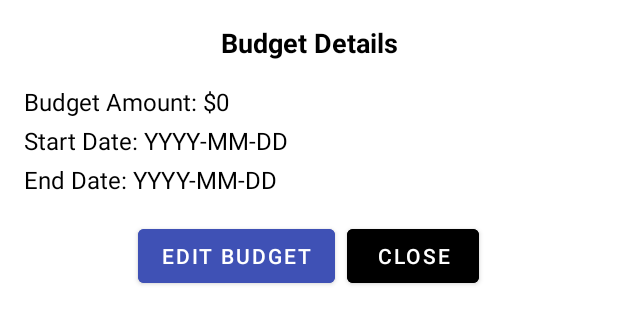
After one commit to madhvesh-WLU/SmartGroceryTracker, an Android app: the layout dialog_budget_details.xml on its own in the app's theme, with its tools: preview values and no code run, on a phone screen of 412 x 824 dp. The commit adds this screen. Shown: the top 324 px of the screen. Run offline under Robolectric (Android 15) with nearby library versions, the phone set to English and light mode, and no system bars; network calls fail.

Commit message:
expenselist integration and ui updated

```diff
--- a/app/src/main/AndroidManifest.xml
+++ b/app/src/main/AndroidManifest.xml
@@ -25,12 +25,14 @@
             android:name=".ui.home.HomeFragment"
             android:exported="true" />
         <activity
+            android:name=".ui.SignUp"
+            android:exported="true" />
+        <activity
             android:name=".ui.Login"
             android:exported="true"
             android:theme="@style/Theme.SmartGroceryTracker.NoActionBar">
             <intent-filter>
                 <action android:name="android.intent.action.MAIN" />
-
                 <category android:name="android.intent.category.LAUNCHER" />
             </intent-filter>
         </activity>
--- a/app/src/main/java/com/example/smartgrocerytracker/Config.java
+++ b/app/src/main/java/com/example/smartgrocerytracker/Config.java
@@ -12,10 +12,13 @@ public class Config {
 
     public static final String ADD_GROCERY_ITEM_URL = BASE_URL + "/grocery-item/create/";
 
+
     public static final String LOGIN_URL = BASE_URL + "/login/";
     public static final String REGISTERATION_URL = BASE_URL + "/users/";
     public static final String USER_FETCH_URL = BASE_URL + "/user/";
 
     public static final String BUDGET_STORE_URL = BASE_URL + "/budget/set";
+    public static final String GET_BUDGET_URL = BASE_URL + "/budget/get/";
+
 
 }
--- /dev/null
+++ b/app/src/main/res/layout/dialog_budget_details.xml
@@ -0,0 +1,79 @@
+<?xml version="1.0" encoding="utf-8"?>
+<LinearLayout
+    xmlns:android="http://schemas.android.com/apk/res/android"
+    android:layout_width="match_parent"
+    android:layout_height="wrap_content"
+    android:orientation="vertical"
+    android:padding="16dp">
+
+    <!-- Budget Details Header -->
+    <TextView
+        android:id="@+id/textViewHeader"
+        android:layout_width="match_parent"
+        android:layout_height="wrap_content"
+        android:text="Budget Details"
+        android:textSize="18sp"
+        android:textStyle="bold"
+        android:gravity="center"
+        android:paddingBottom="8dp"
+        android:textColor="@color/black" />
+
+    <!-- Display Budget Amount -->
+    <TextView
+        android:id="@+id/textViewBudgetAmount"
+        android:layout_width="match_parent"
+        android:layout_height="wrap_content"
+        android:text="Budget Amount: $0"
+        android:textSize="16sp"
+        android:paddingTop="8dp"
+        android:paddingBottom="4dp"
+        android:textColor="@color/black" />
+
+    <!-- Display Start Date -->
+    <TextView
+        android:id="@+id/textViewStartDate"
+        android:layout_width="match_parent"
+        android:layout_height="wrap_content"
+        android:text="Start Date: YYYY-MM-DD"
+        android:textSize="16sp"
+        android:paddingBottom="4dp"
+        android:textColor="@color/black" />
+
+    <!-- Display End Date -->
+    <TextView
+        android:id="@+id/textViewEndDate"
+        android:layout_width="match_parent"
+        android:layout_height="wrap_content"
+        android:text="End Date: YYYY-MM-DD"
+        android:textSize="16sp"
+        android:paddingBottom="16dp"
+        android:textColor="@color/black" />
+
+    <!-- Buttons for Actions -->
+    <LinearLayout
+        android:layout_width="match_parent"
+        android:layout_height="wrap_content"
+        android:orientation="horizontal"
+        android:gravity="center">
+
+        <!-- Edit Budget Button -->
+        <com.google.android.material.button.MaterialButton
+            android:id="@+id/buttonEditBudget"
+            android:layout_width="wrap_content"
+            android:layout_height="wrap_content"
+            android:layout_marginEnd="8dp"
+            android:text="Edit Budget"
+            android:textColor="@color/white"
+            android:backgroundTint="@color/colorPrimary" />
+
+        <!-- Close Dialog Button -->
+        <com.google.android.material.button.MaterialButton
+            android:id="@+id/buttonClose"
+            android:layout_width="wrap_content"
+            android:layout_height="wrap_content"
+            android:text="Close"
+            android:textColor="@color/white"
+            android:backgroundTint="@color/black" />
+    </LinearLayout>
+
+</LinearLayout>
```
Also changed, not shown: app/src/main/java/com/example/smartgrocerytracker/services/fetchBudgetDetails.java (added, +107 -0 lines), app/src/main/java/com/example/smartgrocerytracker/utils/BudgetDialog.java (+63 -33 lines).
